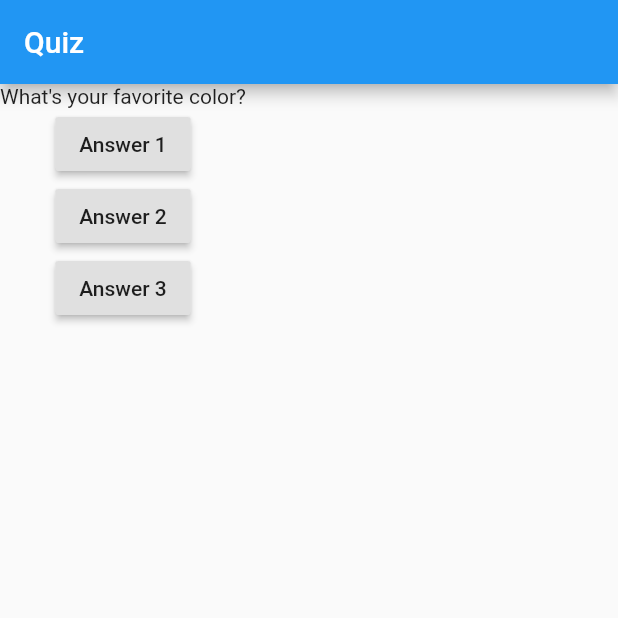
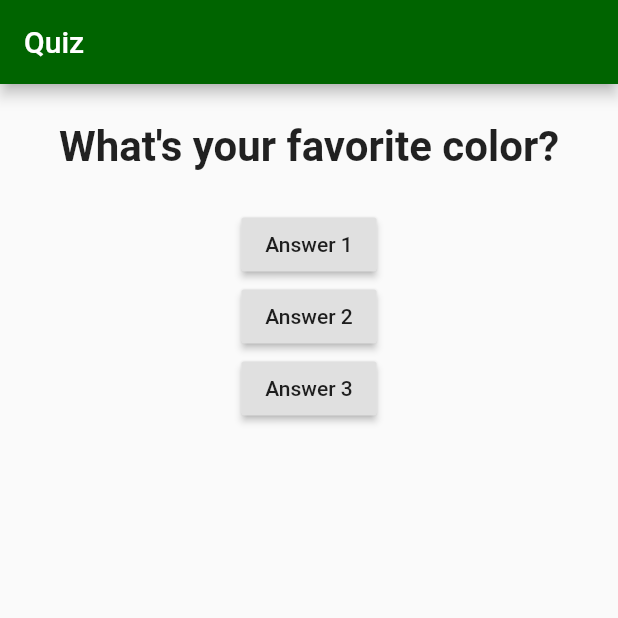
Before and after one commit to SasithaLY/word_quest, a Flutter app: the screen it shows once a user with an empty profile is signed in, after a tap on "PLAY", on a phone screen of 412 x 824 dp, the top half of it. Run offline on Flutter 3.47's test engine with Material 2 defaults, Android fonts, the phone set to English and light mode, and no system bars; our stand-ins replace cloud_firestore, firebase_auth, firebase_core, flutter_native_splash, flutter_signin_button, google_sign_in; missing offline and left inert: animated_button; accounts and stored records are empty.

Commit message:
question view styling updated

```diff
--- a/lib/Question.dart
+++ b/lib/Question.dart
@@ -1,12 +1,20 @@
 import 'package:flutter/material.dart';
 
 class Question extends StatelessWidget {
-  String questionText;
+  final String questionText;
 
-  Question(this.questionText)
+  Question(this.questionText);
 
   @override
   Widget build(BuildContext context) {
-    return Text(questionText);
+    return Container(
+      width: double.infinity,
+      margin: EdgeInsets.all(25),
+      child: Text(
+        questionText,
+        style: TextStyle(fontSize: 28, fontWeight: FontWeight.bold),
+        textAlign: TextAlign.center,
+      ),
+    );
   }
 }
--- a/lib/Quiz.dart
+++ b/lib/Quiz.dart
@@ -1,4 +1,7 @@
 import 'package:flutter/material.dart';
+import 'package:word_quest/theme/colors.dart';
+
+import './Question.dart';
 
 class Quiz extends StatefulWidget {
   @override
@@ -17,6 +20,7 @@ class _QuizState extends State<Quiz> {
 
   @override
   Widget build(BuildContext context) {
+    //question data should come from the firebase db
     var questions = [
       'What\'s your favorite color?',
       'What\'s your favorite animal?',
@@ -25,10 +29,11 @@ class _QuizState extends State<Quiz> {
       home: Scaffold(
         appBar: AppBar(
           title: Text('Quiz'),
+          backgroundColor: primary,
         ),
         body: Column(
           children: [
-            Text(
+            Question(
               questions[_questionIndex],
             ),
             RaisedButton(
```
